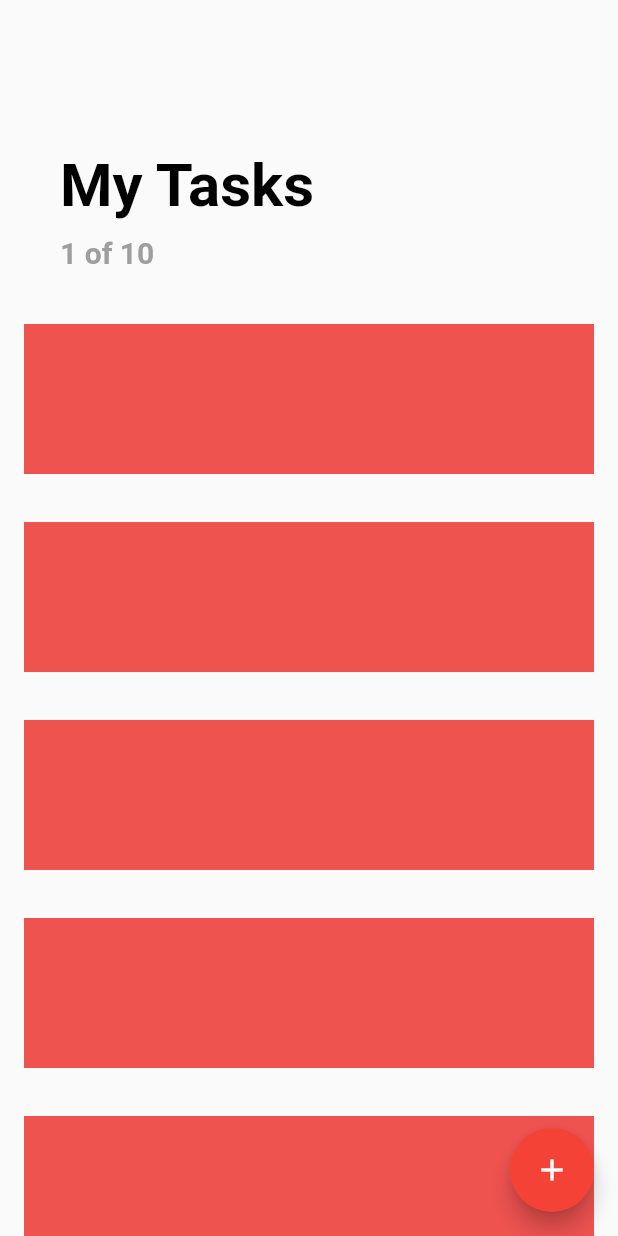
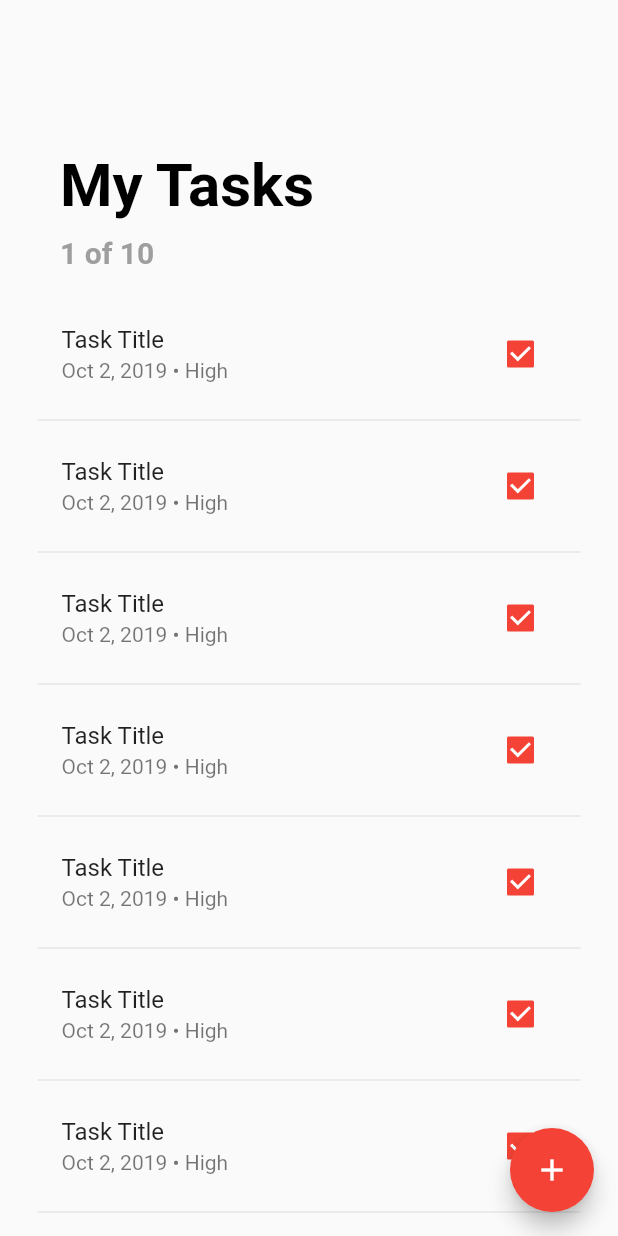
Before and after one commit to prufect/flutter_sqflite, a Flutter app: the screen it shows after launch, on a phone screen of 412 x 824 dp. Run offline on Flutter 3.47's test engine with Material 2 defaults, Android fonts, the phone set to English and light mode, and no system bars.

Commit message:
Create list tile UI

```diff
--- a/lib/screens/todo_list_screen.dart
+++ b/lib/screens/todo_list_screen.dart
@@ -1,6 +1,31 @@
 import 'package:flutter/material.dart';
 
-class TodoListScreen extends StatelessWidget {
+class TodoListScreen extends StatefulWidget {
+  @override
+  _TodoListScreenState createState() => _TodoListScreenState();
+}
+
+class _TodoListScreenState extends State<TodoListScreen> {
+  _buildTask(int index) {
+    return Padding(
+      padding: const EdgeInsets.symmetric(horizontal: 25.0),
+      child: Column(
+        children: [
+          ListTile(
+            title: Text("Task Title"),
+            subtitle: Text('Oct 2, 2019 • High'),
+            trailing: Checkbox(
+              onChanged: (value) => print(value),
+              activeColor: Theme.of(context).primaryColor,
+              value: true,
+            ),
+          ),
+          Divider(),
+        ],
+      ),
+    );
+  }
+
   @override
   Widget build(BuildContext context) {
     return Scaffold(
@@ -45,12 +70,7 @@ class TodoListScreen extends StatelessWidget {
               ),
             );
           }
-          return Container(
-            margin: EdgeInsets.all(16),
-            height: 100,
-            width: double.infinity,
-            color: Colors.red[400],
-          );
+          return _buildTask(index);
         },
       ),
     );
```
